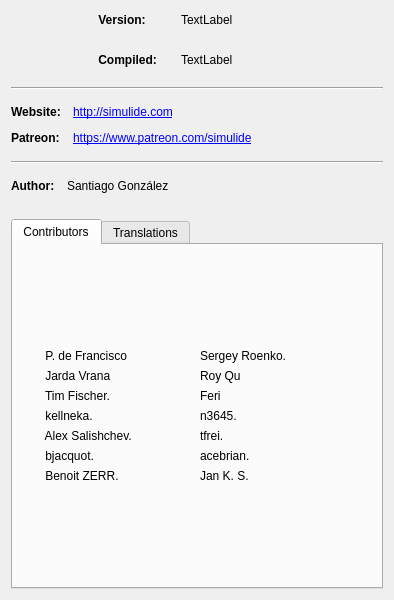
The window that src/gui/dialogs/about.ui (Arcachofo/SimulIDE-dev) describes before a commit, drawn with Qt 5.
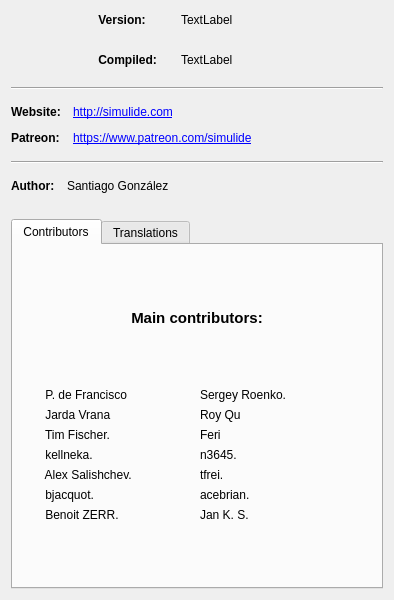
The same window after the commit. Icons and pictures are not drawn.

What changed in the file:
```diff
--- a/src/gui/dialogs/about.ui
+++ b/src/gui/dialogs/about.ui
@@ -361,10 +361,39 @@
        <string>Contributors</string>
       </attribute>
       <layout class="QVBoxLayout" name="verticalLayout_2">
+       <item>
+        <widget class="QLabel" name="label_6">
+         <property name="sizePolicy">
+          <sizepolicy hsizetype="Preferred" vsizetype="Fixed">
+           <horstretch>0</horstretch>
+           <verstretch>0</verstretch>
+          </sizepolicy>
+         </property>
+         <property name="minimumSize">
+          <size>
+           <width>0</width>
+           <height>0</height>
+          </size>
+         </property>
+         <property name="font">
+          <font>
+           <pointsize>11</pointsize>
+           <weight>75</weight>
+           <bold>true</bold>
+          </font>
+         </property>
+         <property name="text">
+          <string>Main contributors:</string>
+         </property>
+         <property name="alignment">
+          <set>Qt::AlignCenter</set>
+         </property>
+        </widget>
+       </item>
        <item>
         <layout class="QGridLayout" name="gridLayout_5">
-         <item row="1" column="0">
-          <widget class="QLabel" name="label_32">
+         <item row="6" column="0">
+          <widget class="QLabel" name="label_48">
            <property name="sizePolicy">
             <sizepolicy hsizetype="Preferred" vsizetype="Fixed">
              <horstretch>0</horstretch>
@@ -372,11 +401,76 @@
             </sizepolicy>
            </property>
            <property name="text">
-            <string>       Jarda Vrana</string>
+            <string>       bjacquot.</string>
+           </property>
+          </widget>
+         </item>
+         <item row="4" column="1">
+          <widget class="QLabel" name="label_46">
+           <property name="sizePolicy">
+            <sizepolicy hsizetype="Preferred" vsizetype="Fixed">
+             <horstretch>0</horstretch>
+             <verstretch>0</verstretch>
+            </sizepolicy>
+           </property>
+           <property name="text">
+            <string>n3645.</string>
+           </property>
+          </widget>
+         </item>
+         <item row="5" column="0">
+          <widget class="QLabel" name="label_31">
+           <property name="sizePolicy">
+            <sizepolicy hsizetype="Preferred" vsizetype="Fixed">
+             <horstretch>0</horstretch>
+             <verstretch>0</verstretch>
+            </sizepolicy>
+           </property>
+           <property name="text">
+            <string>       Alex Salishchev.</string>
+           </property>
+          </widget>
+         </item>
+         <item row="5" column="1">
+          <widget class="QLabel" name="label_45">
+           <property name="sizePolicy">
+            <sizepolicy hsizetype="Preferred" vsizetype="Fixed">
+             <horstretch>0</horstretch>
+             <verstretch>0</verstretch>
+            </sizepolicy>
+           </property>
+           <property name="text">
+            <string>tfrei.</string>
            </property>
           </widget>
          </item>
          <item row="2" column="1">
+          <widget class="QLabel" name="label_30">
+           <property name="sizePolicy">
+            <sizepolicy hsizetype="Preferred" vsizetype="Fixed">
+             <horstretch>0</horstretch>
+             <verstretch>0</verstretch>
+            </sizepolicy>
+           </property>
+           <property name="text">
+            <string>Roy Qu</string>
+           </property>
+          </widget>
+         </item>
+         <item row="7" column="1">
+          <widget class="QLabel" name="label_16">
+           <property name="sizePolicy">
+            <sizepolicy hsizetype="Preferred" vsizetype="Fixed">
+             <horstretch>0</horstretch>
+             <verstretch>0</verstretch>
+            </sizepolicy>
+           </property>
+           <property name="text">
+            <string>Jan K. S.</string>
+           </property>
+          </widget>
+         </item>
+         <item row="3" column="1">
           <widget class="QLabel" name="label_20">
            <property name="sizePolicy">
             <sizepolicy hsizetype="Preferred" vsizetype="Fixed">
@@ -389,7 +483,7 @@
            </property>
           </widget>
          </item>
-         <item row="3" column="0">
+         <item row="4" column="0">
           <widget class="QLabel" name="label_47">
            <property name="sizePolicy">
             <sizepolicy hsizetype="Preferred" vsizetype="Fixed">
@@ -402,20 +496,7 @@
            </property>
           </widget>
          </item>
-         <item row="0" column="1">
-          <widget class="QLabel" name="label_18">
-           <property name="sizePolicy">
-            <sizepolicy hsizetype="Preferred" vsizetype="Fixed">
-             <horstretch>0</horstretch>
-             <verstretch>0</verstretch>
-            </sizepolicy>
-           </property>
-           <property name="text">
-            <string>Sergey Roenko.</string>
-           </property>
-          </widget>
-         </item>
-         <item row="6" column="0">
+         <item row="7" column="0">
           <widget class="QLabel" name="label_14">
            <property name="sizePolicy">
             <sizepolicy hsizetype="Preferred" vsizetype="Fixed">
@@ -428,7 +509,7 @@
            </property>
           </widget>
          </item>
-         <item row="2" column="0">
+         <item row="3" column="0">
           <widget class="QLabel" name="label_17">
            <property name="sizePolicy">
             <sizepolicy hsizetype="Preferred" vsizetype="Fixed">
@@ -441,59 +522,7 @@
            </property>
           </widget>
          </item>
-         <item row="3" column="1">
-          <widget class="QLabel" name="label_46">
-           <property name="sizePolicy">
-            <sizepolicy hsizetype="Preferred" vsizetype="Fixed">
-             <horstretch>0</horstretch>
-             <verstretch>0</verstretch>
-            </sizepolicy>
-           </property>
-           <property name="text">
-            <string>n3645.</string>
-           </property>
-          </widget>
-         </item>
-         <item row="1" column="1">
-          <widget class="QLabel" name="label_30">
-           <property name="sizePolicy">
-            <sizepolicy hsizetype="Preferred" vsizetype="Fixed">
-             <horstretch>0</horstretch>
-             <verstretch>0</verstretch>
-            </sizepolicy>
-           </property>
-           <property name="text">
-            <string>Roy Qu</string>
-           </property>
-          </widget>
-         </item>
-         <item row="4" column="0">
-          <widget class="QLabel" name="label_31">
-           <property name="sizePolicy">
-            <sizepolicy hsizetype="Preferred" vsizetype="Fixed">
-             <horstretch>0</horstretch>
-             <verstretch>0</verstretch>
-            </sizepolicy>
-           </property>
-           <property name="text">
-            <string>       Alex Salishchev.</string>
-           </property>
-          </widget>
-         </item>
          <item row="6" column="1">
-          <widget class="QLabel" name="label_16">
-           <property name="sizePolicy">
-            <sizepolicy hsizetype="Preferred" vsizetype="Fixed">
-             <horstretch>0</horstretch>
-             <verstretch>0</verstretch>
-            </sizepolicy>
-           </property>
-           <property name="text">
-            <string>Jan K. S.</string>
-           </property>
-          </widget>
-         </item>
-         <item row="5" column="1">
           <widget class="QLabel" name="label_8">
            <property name="sizePolicy">
             <sizepolicy hsizetype="Preferred" vsizetype="Fixed">
@@ -506,8 +535,8 @@
            </property>
           </widget>
          </item>
-         <item row="5" column="0">
-          <widget class="QLabel" name="label_48">
+         <item row="2" column="0">
+          <widget class="QLabel" name="label_32">
            <property name="sizePolicy">
             <sizepolicy hsizetype="Preferred" vsizetype="Fixed">
              <horstretch>0</horstretch>
@@ -515,11 +544,24 @@
             </sizepolicy>
            </property>
            <property name="text">
-            <string>       bjacquot.</string>
+            <string>       Jarda Vrana</string>
            </property>
           </widget>
          </item>
-         <item row="0" column="0">
+         <item row="1" column="1">
+          <widget class="QLabel" name="label_18">
+           <property name="sizePolicy">
+            <sizepolicy hsizetype="Preferred" vsizetype="Fixed">
+             <horstretch>0</horstretch>
+             <verstretch>0</verstretch>
+            </sizepolicy>
+           </property>
+           <property name="text">
+            <string>Sergey Roenko.</string>
+           </property>
+          </widget>
+         </item>
+         <item row="1" column="0">
           <widget class="QLabel" name="label_26">
            <property name="sizePolicy">
             <sizepolicy hsizetype="Preferred" vsizetype="Fixed">
@@ -532,19 +574,6 @@
            </property>
           </widget>
          </item>
-         <item row="4" column="1">
-          <widget class="QLabel" name="label_45">
-           <property name="sizePolicy">
-            <sizepolicy hsizetype="Preferred" vsizetype="Fixed">
-             <horstretch>0</horstretch>
-             <verstretch>0</verstretch>
-            </sizepolicy>
-           </property>
-           <property name="text">
-            <string>tfrei.</string>
-           </property>
-          </widget>
-         </item>
         </layout>
        </item>
       </layout>
```
Left out of the diff: 36 changed lines with no effect on the pictures.
